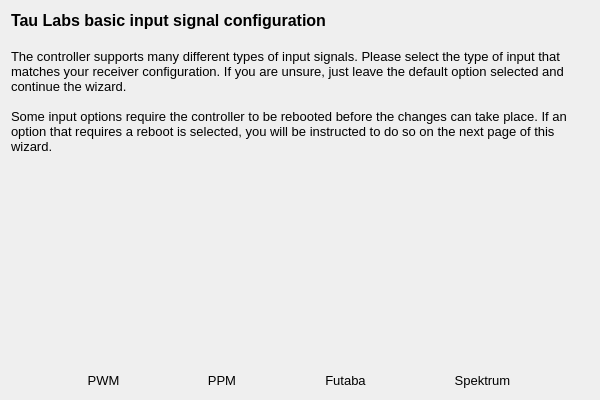
The window that ground/gcs/src/plugins/setupwizard/pages/inputpage.ui (TauLabs/TauLabs) describes before a commit, drawn with Qt 5.
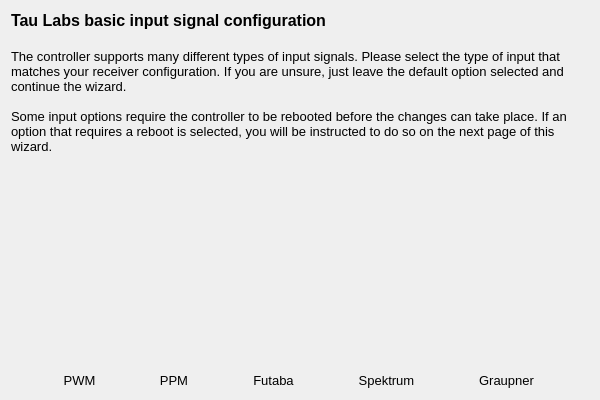
The same window after the commit. Icons and pictures are not drawn.

```diff
--- a/ground/gcs/src/plugins/setupwizard/pages/inputpage.ui
+++ b/ground/gcs/src/plugins/setupwizard/pages/inputpage.ui
@@ -220,6 +220,47 @@
        </property>
       </widget>
      </item>
+     <item>
+      <widget class="QToolButton" name="hottsumdButton">
+       <property name="font">
+        <font>
+         <pointsize>10</pointsize>
+        </font>
+       </property>
+       <property name="toolTip">
+        <string>Graupner SUMD</string>
+       </property>
+       <property name="styleSheet">
+        <string notr="true">QToolButton { border: none }</string>
+       </property>
+       <property name="text">
+        <string>Graupner</string>
+       </property>
+       <property name="icon">
+        <iconset resource="../wizardResources.qrc">
+         <normaloff>:/setupwizard/resources/bttn-sumd-up.png</normaloff>
+         <normalon>:/setupwizard/resources/bttn-sumd-down.png</normalon>:/setupwizard/resources/bttn-sumd-up.png</iconset>
+       </property>
+       <property name="iconSize">
+        <size>
+         <width>100</width>
+         <height>100</height>
+        </size>
+       </property>
+       <property name="checkable">
+        <bool>true</bool>
+       </property>
+       <property name="autoExclusive">
+        <bool>true</bool>
+       </property>
+       <property name="toolButtonStyle">
+        <enum>Qt::ToolButtonTextUnderIcon</enum>
+       </property>
+       <property name="autoRaise">
+        <bool>true</bool>
+       </property>
+      </widget>
+     </item>
     </layout>
    </item>
   </layout>
```
